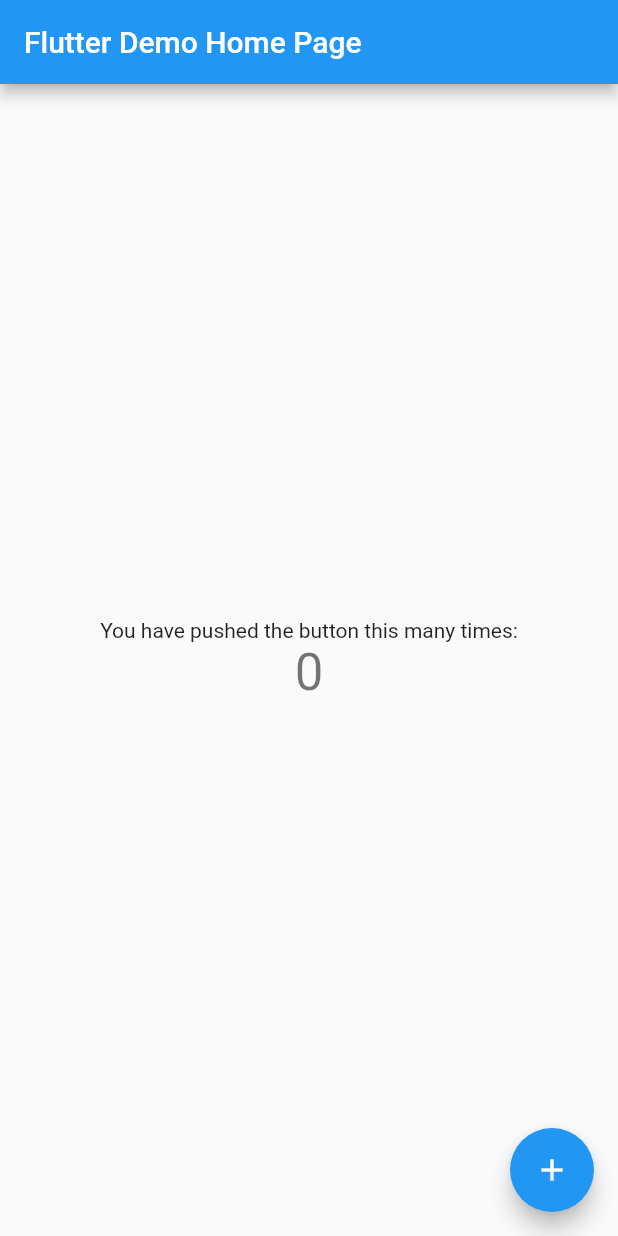
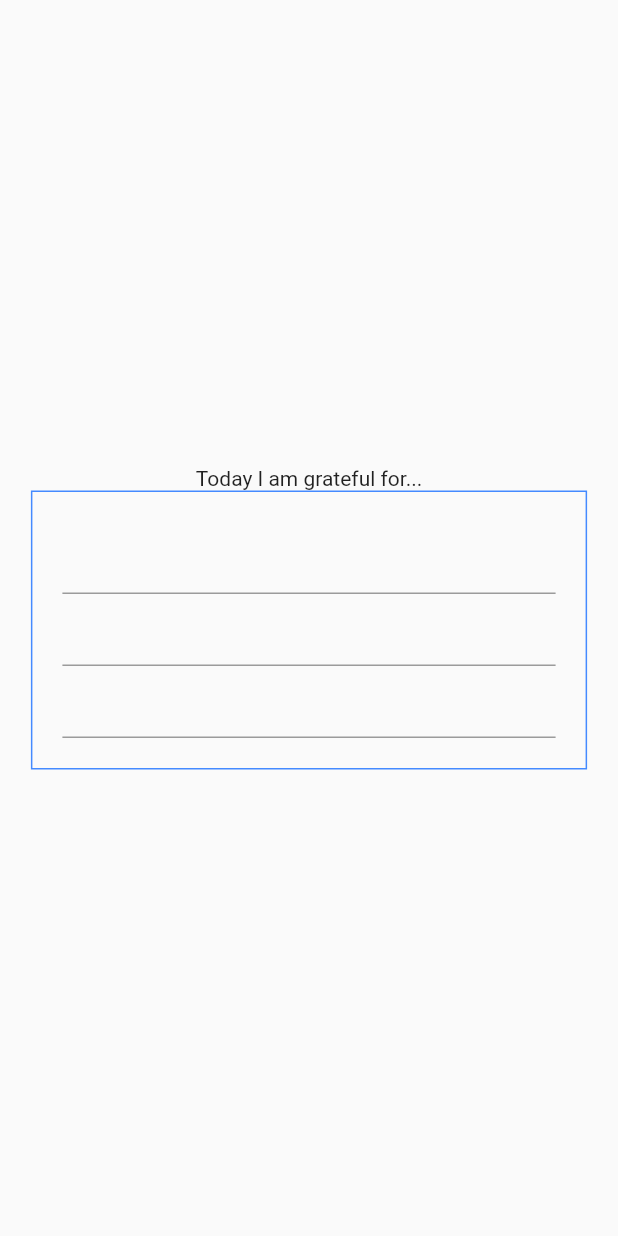
Before and after one commit to saltyandsmiling/journal-mobile, a Flutter app: the screen it shows after launch, on a phone screen of 412 x 824 dp. Run offline on Flutter 3.47's test engine with Material 2 defaults, Android fonts, the phone set to English and light mode, and no system bars.

Commit message:
gratitude box in place

```diff
--- a/lib/main.dart
+++ b/lib/main.dart
@@ -5,43 +5,22 @@ void main() {
 }
 
 class MyApp extends StatelessWidget {
-  // This widget is the root of your application.
   @override
   Widget build(BuildContext context) {
     return MaterialApp(
-      title: 'Flutter Demo',
+      title: 'Quick Perspective',
+      debugShowCheckedModeBanner: false,
       theme: ThemeData(
-        // This is the theme of your application.
-        //
-        // Try running your application with "flutter run". You'll see the
-        // application has a blue toolbar. Then, without quitting the app, try
-        // changing the primarySwatch below to Colors.green and then invoke
-        // "hot reload" (press "r" in the console where you ran "flutter run",
-        // or simply save your changes to "hot reload" in a Flutter IDE).
-        // Notice that the counter didn't reset back to zero; the application
-        // is not restarted.
         primarySwatch: Colors.blue,
-        // This makes the visual density adapt to the platform that you run
-        // the app on. For desktop platforms, the controls will be smaller and
-        // closer together (more dense) than on mobile platforms.
         visualDensity: VisualDensity.adaptivePlatformDensity,
       ),
-      home: MyHomePage(title: 'Flutter Demo Home Page'),
+      home: MyHomePage(title: 'Quick Perspective'),
     );
   }
 }
 
 class MyHomePage extends StatefulWidget {
   MyHomePage({Key key, this.title}) : super(key: key);
-
-  // This widget is the home page of your application. It is stateful, meaning
-  // that it has a State object (defined below) that contains fields that affect
-  // how it looks.
-
-  // This class is the configuration for the state. It holds the values (in this
-  // case the title) provided by the parent (in this case the App widget) and
-  // used by the build method of the State. Fields in a Widget subclass are
-  // always marked "final".
 
   final String title;
 
@@ -50,68 +29,31 @@ class MyHomePage extends StatefulWidget {
 }
 
 class _MyHomePageState extends State<MyHomePage> {
-  int _counter = 0;
-
-  void _incrementCounter() {
-    setState(() {
-      // This call to setState tells the Flutter framework that something has
-      // changed in this State, which causes it to rerun the build method below
-      // so that the display can reflect the updated values. If we changed
-      // _counter without calling setState(), then the build method would not be
-      // called again, and so nothing would appear to happen.
-      _counter++;
-    });
-  }
-
+  final _formKey = GlobalKey<FormState>();
   @override
   Widget build(BuildContext context) {
-    // This method is rerun every time setState is called, for instance as done
-    // by the _incrementCounter method above.
-    //
-    // The Flutter framework has been optimized to make rerunning build methods
-    // fast, so that you can just rebuild anything that needs updating rather
-    // than having to individually change instances of widgets.
     return Scaffold(
-      appBar: AppBar(
-        // Here we take the value from the MyHomePage object that was created by
-        // the App.build method, and use it to set our appbar title.
-        title: Text(widget.title),
+      body: Center(
+        child: Column(
+            mainAxisAlignment: MainAxisAlignment.center,
+            children: <Widget>[
+              Text('Today I am grateful for...'),
+              Container(
+                padding: EdgeInsets.all(20),
+                width: MediaQuery.of(context).size.width * .9,
+                decoration:
+                    BoxDecoration(border: Border.all(color: Colors.blueAccent)),
+                child: Form(
+                  key: _formKey,
+                  child: Column(children: <Widget>[
+                    TextFormField(),
+                    TextFormField(),
+                    TextFormField()
+                  ]),
+                ),
+              )
+            ]),
       ),
-      body: Center(
-        // Center is a layout widget. It takes a single child and positions it
-        // in the middle of the parent.
-        child: Column(
-          // Column is also a layout widget. It takes a list of children and
-          // arranges them vertically. By default, it sizes itself to fit its
-          // children horizontally, and tries to be as tall as its parent.
-          //
-          // Invoke "debug painting" (press "p" in the console, choose the
-          // "Toggle Debug Paint" action from the Flutter Inspector in Android
-          // Studio, or the "Toggle Debug Paint" command in Visual Studio Code)
-          // to see the wireframe for each widget.
-          //
-          // Column has various properties to control how it sizes itself and
-          // how it positions its children. Here we use mainAxisAlignment to
-          // center the children vertically; the main axis here is the vertical
-          // axis because Columns are vertical (the cross axis would be
-          // horizontal).
-          mainAxisAlignment: MainAxisAlignment.center,
-          children: <Widget>[
-            Text(
-              'You have pushed the button this many times:',
-            ),
-            Text(
-              '$_counter',
-              style: Theme.of(context).textTheme.headline4,
-            ),
-          ],
-        ),
-      ),
-      floatingActionButton: FloatingActionButton(
-        onPressed: _incrementCounter,
-        tooltip: 'Increment',
-        child: Icon(Icons.add),
-      ), // This trailing comma makes auto-formatting nicer for build methods.
     );
   }
 }
```
Also changed, not shown: 111 other files.
